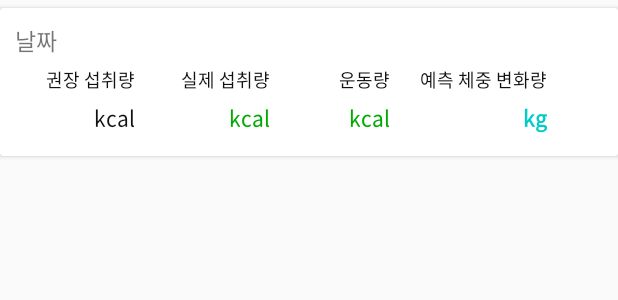
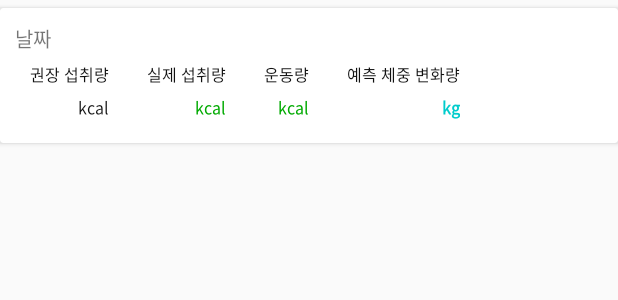
Before and after one commit to hanjoooo/FCManager, an Android app: the layout record_viewitem.xml on its own in the app's theme, with its tools: preview values and no code run, on a phone screen of 412 x 824 dp. Shown: the top 300 px of the screen. Run offline under Robolectric (Android 15) with nearby library versions, the phone set to English and light mode, and no system bars.

Commit message:
일지기록보기 ui 개선

```diff
--- a/app/src/main/res/layout/activity_main.xml
+++ b/app/src/main/res/layout/activity_main.xml
@@ -28,7 +28,7 @@
                 android:id="@+id/txt_main_title"
                 android:layout_width="wrap_content"
                 android:layout_height="50dp"
-                android:text="MANAGER"
+                android:text="MANAGER  "
                 android:layout_gravity="center"
                 android:textSize="28dp"
                 style="@style/TextStyle_list"
--- a/app/src/main/res/layout/activity_view_record.xml
+++ b/app/src/main/res/layout/activity_view_record.xml
@@ -26,7 +26,7 @@
             android:layout_width="match_parent"
             android:layout_height="wrap_content"
             android:gravity="center"
-            android:padding="5dp">
+            android:padding="2dp">
             <Button
                 android:layout_width="wrap_content"
                 android:layout_height="wrap_content"
--- a/app/src/main/res/layout/record_viewitem.xml
+++ b/app/src/main/res/layout/record_viewitem.xml
@@ -17,7 +17,7 @@
             android:layout_width="wrap_content"
             android:layout_height="wrap_content"
             android:text="날짜"
-            android:textSize="15sp"
+            android:textSize="13sp"
             android:layout_marginBottom="5dp"/>
 
 
@@ -29,15 +29,16 @@
                 android:layout_width="wrap_content"
                 android:layout_height="wrap_content"
                 android:orientation="vertical"
-                android:layout_marginRight="10dp">
+                android:layout_marginLeft="10dp"
+                android:layout_marginRight="20dp">
                 <TextView
-                    android:layout_width="80dp"
+                    android:layout_width="wrap_content"
                     android:layout_height="wrap_content"
                     android:text="권장 섭취량"
                     android:textColor="#111"
                     android:gravity="end"
                     android:layout_marginBottom="5dp"
-                    android:textSize="12dp"
+                    android:textSize="10.5dp"
                     />
                 <TextView
                     android:id="@+id/mkcal"
@@ -46,6 +47,7 @@
                     android:text="kcal"
                     android:textColor="#111"
                     android:layout_gravity="end"
+                    android:textSize="10.5dp"
                     android:layout_marginBottom="5dp"/>
 
             </LinearLayout>
@@ -54,22 +56,25 @@
                 android:layout_width="wrap_content"
                 android:layout_height="wrap_content"
                 android:orientation="vertical"
-                android:layout_marginRight="0dp">
+                android:layout_marginLeft="5dp"
+                android:layout_marginRight="20dp">
 
                 <TextView
-                    android:layout_width="80dp"
+                    android:layout_width="wrap_content"
                     android:layout_height="wrap_content"
                     android:text="실제 섭취량"
                     android:textColor="#111"
                     android:gravity="end"
                     android:layout_marginBottom="5dp"
-                    android:textSize="12dp"/>
+                    android:textSize="10.5dp"
+                    />
 
                 <TextView
                     android:id="@+id/pkcal"
                     android:layout_width="wrap_content"
                     android:layout_height="wrap_content"
                     android:text="kcal"
+                    android:textSize="10.5dp"
                     android:textColor="@color/green"
                     android:layout_gravity="end"
                     android:layout_marginBottom="5dp" />
@@ -79,20 +84,22 @@
                 android:layout_width="wrap_content"
                 android:layout_height="wrap_content"
                 android:orientation="vertical"
-                android:layout_marginRight="20dp">
+                android:layout_marginRight="20dp"
+                android:layout_marginLeft="5dp">
                 <TextView
-                    android:layout_width="80dp"
+                    android:layout_width="wrap_content"
                     android:layout_height="wrap_content"
                     android:text="운동량"
                     android:textColor="#111"
                     android:gravity="end"
                     android:layout_marginBottom="5dp"
-                    android:textSize="12dp" />
+                    android:textSize="10.5dp" />
                 <TextView
                     android:id="@+id/exkcal"
                     android:layout_width="wrap_content"
                     android:layout_height="wrap_content"
                     android:text="kcal"
+                    android:textSize="10.5dp"
                     android:textColor="@color/green"
                     android:layout_gravity="end"
                     android:layout_marginBottom="5dp"/>
@@ -103,7 +110,8 @@
             <LinearLayout
                 android:layout_width="wrap_content"
                 android:layout_height="wrap_content"
-                android:orientation="vertical">
+                android:orientation="vertical"
+                android:layout_marginLeft="5dp">
 
                 <TextView
                     android:layout_width="wrap_content"
@@ -112,13 +120,14 @@
                     android:textColor="#111"
                     android:gravity="end"
                     android:layout_marginBottom="5dp"
-                    android:textSize="12dp"/>
+                    android:textSize="10.5dp"/>
 
                 <TextView
                     android:id="@+id/weightgain"
                     android:layout_width="wrap_content"
                     android:layout_height="wrap_content"
                     android:text="kg"
+                    android:textSize="10.5dp"
                     android:textColor="@color/skyblue"
                     android:textStyle="bold"
                     android:layout_gravity="end"
```
